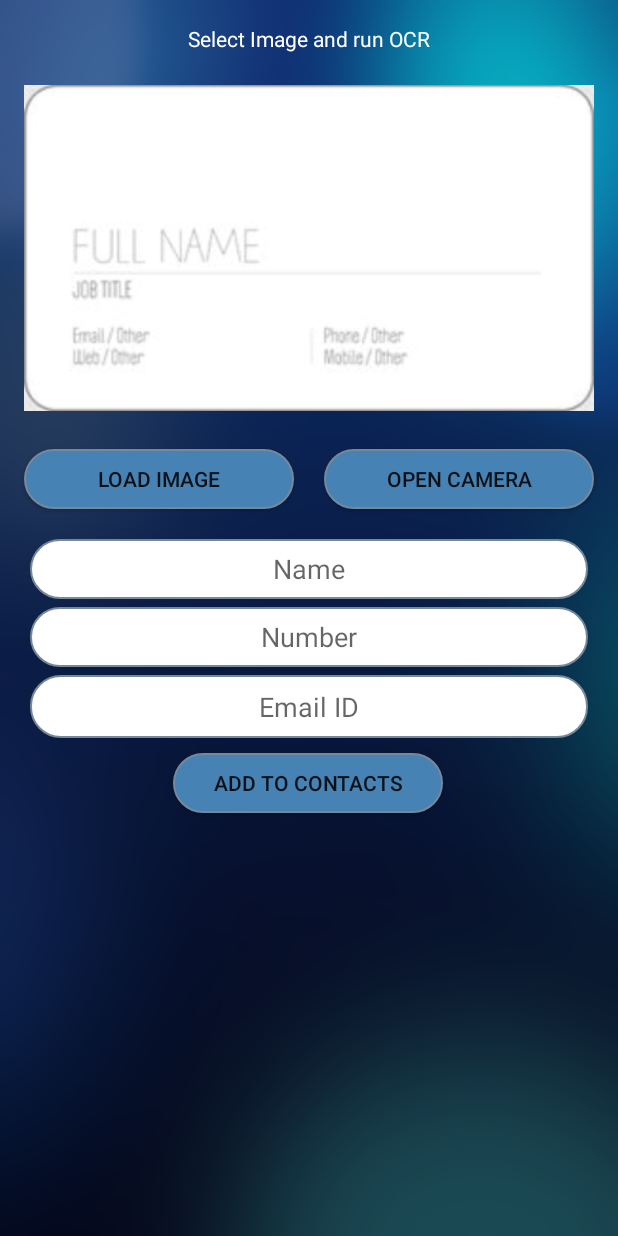
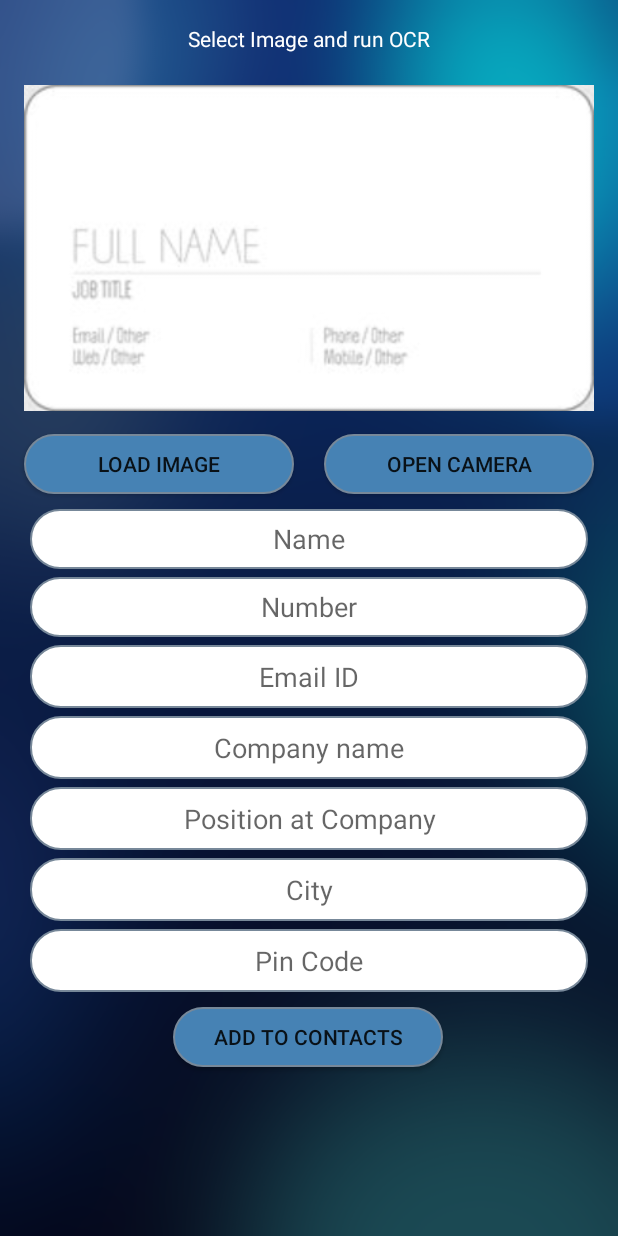
Before and after one commit to shahaayush1999/AOCR, an Android app: the screen it shows after launch (MainActivity), on a phone screen of 412 x 824 dp. Run offline under Robolectric (Android 15) with nearby library versions, the phone set to English and light mode, and no system bars; libraries missing offline, so code that uses them is left out: com.google.i18n.phonenumbers, com.googlecode.tesseract; 2 statements that could not run were skipped.

Commit message:
Added interface for website, company name, position, city, pincode

```diff
--- a/app/src/main/res/layout/activity_main.xml
+++ b/app/src/main/res/layout/activity_main.xml
@@ -26,7 +26,7 @@
         android:layout_width="180dp"
         android:layout_height="40dp"
         android:layout_marginStart="16dp"
-        android:layout_marginTop="20dp"
+        android:layout_marginTop="10dp"
         android:background="@drawable/rounded_button"
         android:gravity="center"
         android:text="@string/loadImage"
@@ -56,7 +56,7 @@
         android:layout_width="0dp"
         android:layout_height="40dp"
         android:layout_marginStart="20dp"
-        android:layout_marginTop="20dp"
+        android:layout_marginTop="10dp"
         android:layout_marginEnd="20dp"
         android:autofillHints="AUTOFILL_HINT_NAME"
         android:background="@drawable/rounded_edittext"
@@ -107,21 +107,21 @@
         android:layout_width="180dp"
         android:layout_height="40dp"
         android:layout_margin="10dp"
-        android:layout_marginTop="16dp"
+        android:layout_marginTop="8dp"
         android:background="@drawable/rounded_button"
         android:gravity="center"
         android:text="@string/addToContacts"
-        app:layout_constraintHorizontal_bias="0.498"
+        app:layout_constraintHorizontal_bias="0.497"
         app:layout_constraintLeft_toLeftOf="parent"
         app:layout_constraintRight_toRightOf="parent"
-        app:layout_constraintTop_toBottomOf="@+id/editTextEmail"
+        app:layout_constraintTop_toBottomOf="@+id/editTextPinCode"
         tools:text="@string/addToContacts" />
 
     <Button
         android:id="@+id/buttonOpenCamera"
         android:layout_width="180dp"
         android:layout_height="40dp"
-        android:layout_marginTop="20dp"
+        android:layout_marginTop="10dp"
         android:layout_marginEnd="16dp"
         android:background="@drawable/rounded_button"
         android:gravity="center"
@@ -143,4 +143,68 @@
         app:layout_constraintStart_toStartOf="parent"
         app:layout_constraintTop_toTopOf="@+id/imageView" />
 
+    <EditText
+        android:id="@+id/editTextCompanyName"
+        android:layout_width="0dp"
+        android:layout_height="42dp"
+        android:layout_marginStart="20dp"
+        android:layout_marginTop="5dp"
+        android:layout_marginEnd="20dp"
+        android:background="@drawable/rounded_edittext"
+        android:gravity="center"
+        android:hint="@string/companyName"
+        app:layout_constraintEnd_toEndOf="parent"
+        app:layout_constraintHorizontal_bias="1.0"
+        app:layout_constraintStart_toStartOf="parent"
+        app:layout_constraintTop_toBottomOf="@+id/editTextEmail"
+        tools:text="@string/companyName" />
+
+    <EditText
+        android:id="@+id/editTextPosition"
+        android:layout_width="0dp"
+        android:layout_height="42dp"
+        android:layout_marginStart="20dp"
+        android:layout_marginTop="5dp"
+        android:layout_marginEnd="20dp"
+        android:background="@drawable/rounded_edittext"
+        android:gravity="center"
+        android:hint="@string/position"
+        app:layout_constraintEnd_toEndOf="parent"
+        app:layout_constraintHorizontal_bias="1.0"
+        app:layout_constraintStart_toStartOf="parent"
+        app:layout_constraintTop_toBottomOf="@+id/editTextCompanyName"
+        tools:text="@string/position" />
+
+    <EditText
+        android:id="@+id/editTextCity"
+        android:layout_width="0dp"
+        android:layout_height="42dp"
+        android:layout_marginStart="20dp"
+        android:layout_marginTop="5dp"
+        android:layout_marginEnd="20dp"
+        android:background="@drawable/rounded_edittext"
+        android:gravity="center"
+        android:hint="@string/city"
+        app:layout_constraintEnd_toEndOf="parent"
+        app:layout_constraintHorizontal_bias="1.0"
+        app:layout_constraintStart_toStartOf="parent"
+        app:layout_constraintTop_toBottomOf="@+id/editTextPosition"
+        tools:text="@string/city" />
+
+    <EditText
+        android:id="@+id/editTextPinCode"
+        android:layout_width="0dp"
+        android:layout_height="42dp"
+        android:layout_marginStart="20dp"
+        android:layout_marginTop="5dp"
+        android:layout_marginEnd="20dp"
+        android:background="@drawable/rounded_edittext"
+        android:gravity="center"
+        android:hint="@string/pinCode"
+        app:layout_constraintEnd_toEndOf="parent"
+        app:layout_constraintHorizontal_bias="1.0"
+        app:layout_constraintStart_toStartOf="parent"
+        app:layout_constraintTop_toBottomOf="@+id/editTextCity"
+        tools:text="@string/pinCode" />
+
 </androidx.constraintlayout.widget.ConstraintLayout>
--- a/app/src/main/res/values/strings.xml
+++ b/app/src/main/res/values/strings.xml
@@ -1,12 +1,17 @@
 <resources>
     <string name="app_name">AOCR</string>
+
     <string name="addToContacts">Add to Contacts</string>
-    <string name="runOCR">Run OCR</string>
     <string name="loadImage">Load Image</string>
     <string name="openCamera">Open Camera</string>
     <string name="name">Name</string>
     <string name="phoneNumber">Number</string>
     <string name="emailID">Email ID</string>
+    <string name="companyName">Company name</string>
+    <string name="position">Position at Company</string>
+    <string name="city">City</string>
+    <string name="website">Website URL</string>
+    <string name="pinCode">Pin Code</string>
     <string name="statusPleaseLoadImage">Select Image and run OCR</string>
     <string name="statusLoadingImage">Loading Image</string>
     <string name="statusImageLoadedRunOCR">Image Loaded. Run OCR</string>
```
Also changed, not shown: app/src/main/java/com/example/aocr/MainActivity.java (+44 -26 lines).
